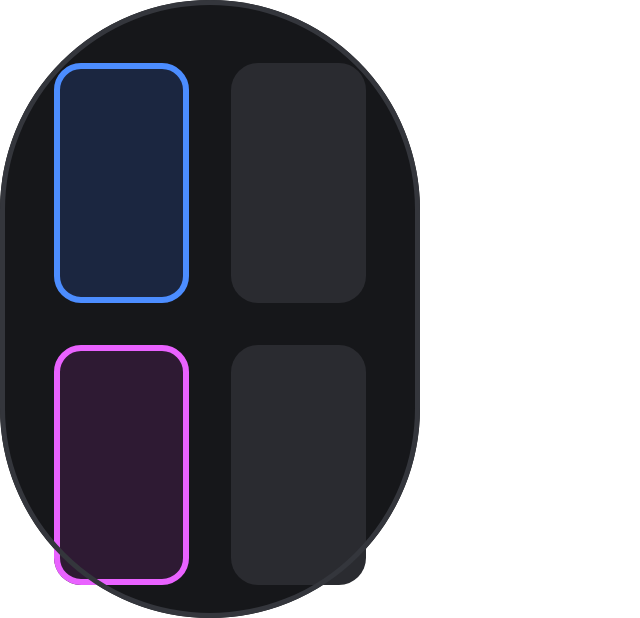
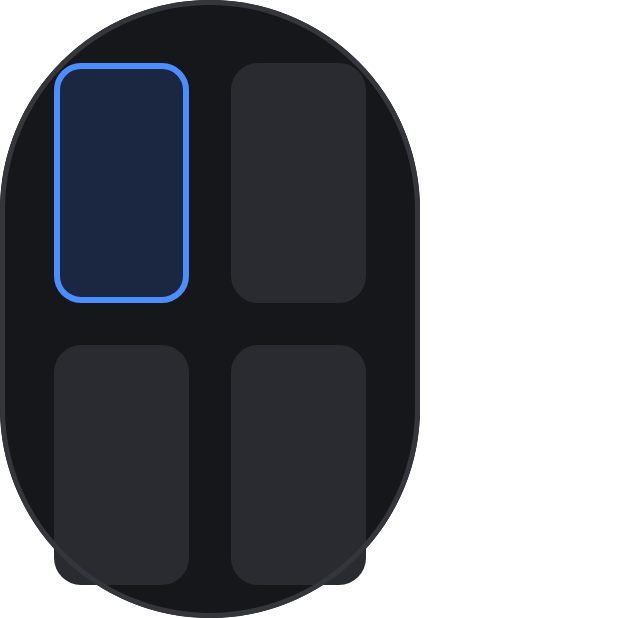
Before and after one commit to ychany/cabincrew-airride, an Android app built with Jetpack Compose: the composable CabinTopView shown on its own in the app's theme, on a phone screen of 824 x 412 dp (held sideways). Shown: the whole screen, without its empty margins (0-640 px from the left). Run offline under Robolectric (Android 15) with nearby library versions, the phone set to English and light mode, and no system bars; 9 statements that could not run were skipped.

Commit message:
feat(ui): add boarding check and passenger care screens (A-01, A-02)

```diff
--- a/app/src/main/java/com/cabincrew/airride/ui/CabinTopView.kt
+++ b/app/src/main/java/com/cabincrew/airride/ui/CabinTopView.kt
@@ -12,12 +12,18 @@ import androidx.compose.foundation.shape.RoundedCornerShape
 import androidx.compose.runtime.Composable
 import androidx.compose.ui.Alignment
 import androidx.compose.ui.Modifier
+import androidx.compose.ui.draw.drawBehind
+import androidx.compose.ui.geometry.CornerRadius
 import androidx.compose.ui.graphics.Color
+import androidx.compose.ui.graphics.PathEffect
+import androidx.compose.ui.graphics.drawscope.Stroke
 import androidx.compose.ui.unit.dp
 
-/** AirRide/Cabin Top View — driver seat (blue) and cared passenger seat (magenta, rear-left). */
+enum class SeatState { EMPTY, PENDING, ACTIVE }
+
+/** AirRide/Cabin Top View — driver seat (blue) and rear-left passenger seat (magenta; dashed while asking). */
 @Composable
-fun CabinTopView(modifier: Modifier = Modifier, passengerActive: Boolean = true) {
+fun CabinTopView(passenger: SeatState, modifier: Modifier = Modifier) {
     Box(
         modifier.size(280.dp, 540.dp)
             .background(Color(0xFF16171A), RoundedCornerShape(140.dp))
@@ -30,7 +36,11 @@ fun CabinTopView(modifier: Modifier = Modifier, passengerActive: Boolean = true)
                 Seat()
             }
             Row(horizontalArrangement = Arrangement.spacedBy(28.dp)) {
-                if (passengerActive) Seat(border = AirColors.Passenger, fill = Color(0xFF2E1A33)) else Seat()
+                when (passenger) {
+                    SeatState.ACTIVE -> Seat(border = AirColors.Passenger, fill = Color(0xFF2E1A33))
+                    SeatState.PENDING -> Seat(border = AirColors.Passenger, fill = Color(0xFF26272C), dashed = true)
+                    SeatState.EMPTY -> Seat()
+                }
                 Seat()
             }
         }
@@ -38,8 +48,18 @@ fun CabinTopView(modifier: Modifier = Modifier, passengerActive: Boolean = true)
 }
 
 @Composable
-private fun Seat(border: Color? = null, fill: Color = Color(0xFF2A2B30)) {
+private fun Seat(border: Color? = null, fill: Color = Color(0xFF2A2B30), dashed: Boolean = false) {
     val shape = RoundedCornerShape(18.dp)
-    val base = Modifier.size(90.dp, 160.dp).background(fill, shape)
-    Box(if (border != null) base.border(4.dp, border, shape) else base)
+    var m = Modifier.size(90.dp, 160.dp).background(fill, shape)
+    if (border != null) {
+        m = if (dashed) {
+            m.drawBehind {
+                drawRoundRect(
+                    border, cornerRadius = CornerRadius(18.dp.toPx()),
+                    style = Stroke(4.dp.toPx(), pathEffect = PathEffect.dashPathEffect(floatArrayOf(14f, 10f))),
+                )
+            }
+        } else m.border(4.dp, border, shape)
+    }
+    Box(m)
 }
```
Also changed, not shown: app/src/main/java/com/cabincrew/airride/ui/BoardingScreen.kt (added, +151 -0 lines).
